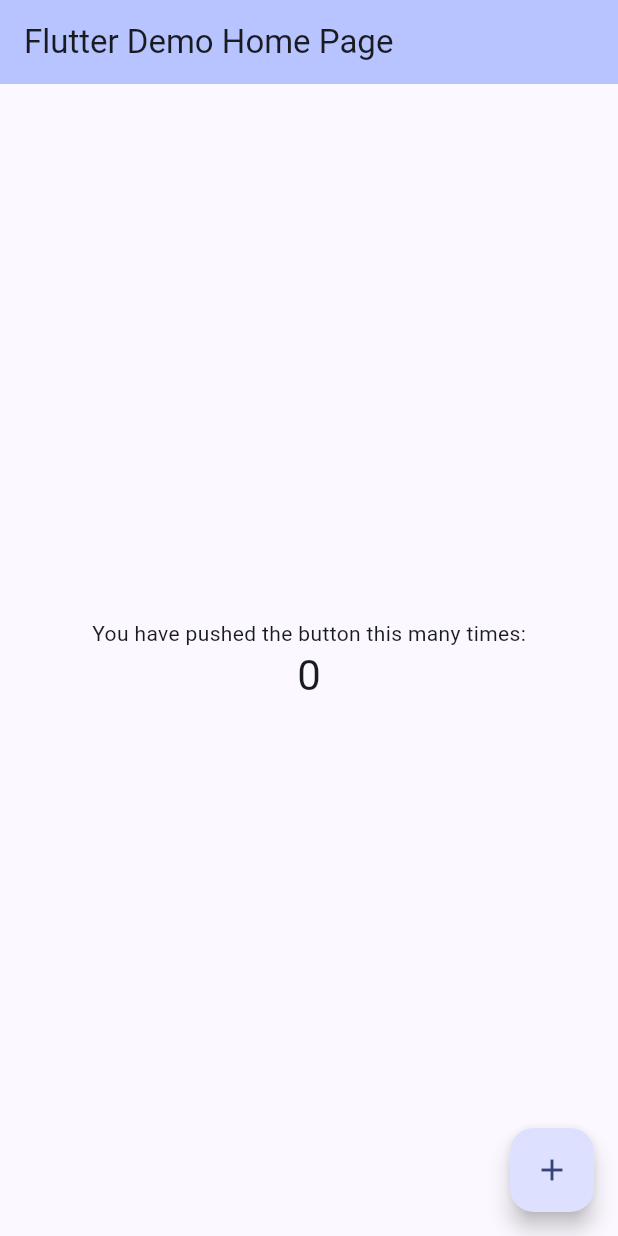
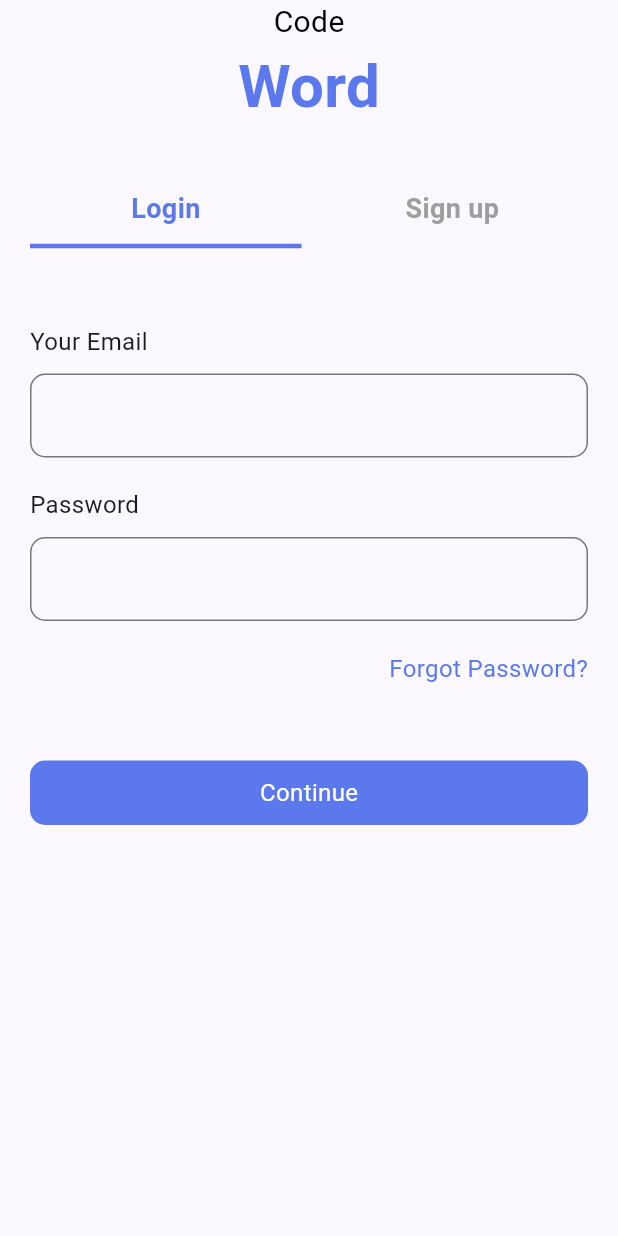
Before and after one commit to upes-open/CodeWord, a Flutter app: the screen it shows after launch, on a phone screen of 412 x 824 dp. Run offline on Flutter 3.47's test engine with Material 3 defaults, Android fonts, the phone set to English and light mode, and no system bars; our stand-ins replace firebase_core; accounts and stored records are empty.

Commit message:
Login screens completed

```diff
--- a/lib/main.dart
+++ b/lib/main.dart
@@ -1,4 +1,5 @@
 import 'package:codeword/firebase_options.dart';
+import 'package:codeword/views/login/login.dart';
 import 'package:firebase_core/firebase_core.dart';
 import 'package:flutter/material.dart';
 
@@ -19,83 +20,7 @@ class MyApp extends StatelessWidget {
       theme: ThemeData(
         colorScheme: ColorScheme.fromSeed(seedColor: Color(0xFF5B79EC)),
       ),
-      home: const MyHomePage(title: 'Flutter Demo Home Page'),
+      home: Login(),
     );
   }
 }
-
-class MyHomePage extends StatefulWidget {
-  const MyHomePage({super.key, required this.title});
-  final String title;
-
-  @override
-  State<MyHomePage> createState() => _MyHomePageState();
-}
-
-class _MyHomePageState extends State<MyHomePage> {
-  int _counter = 0;
-
-  void _incrementCounter() {
-    setState(() {
-      // This call to setState tells the Flutter framework that something has
-      // changed in this State, which causes it to rerun the build method below
-      // so that the display can reflect the updated values. If we changed
-      // _counter without calling setState(), then the build method would not be
-      // called again, and so nothing would appear to happen.
-      _counter++;
-    });
-  }
-
-  @override
-  Widget build(BuildContext context) {
-    // This method is rerun every time setState is called, for instance as done
-    // by the _incrementCounter method above.
-    //
-    // The Flutter framework has been optimized to make rerunning build methods
-    // fast, so that you can just rebuild anything that needs updating rather
-    // than having to individually change instances of widgets.
-    return Scaffold(
-      appBar: AppBar(
-        // TRY THIS: Try changing the color here to a specific color (to
-        // Colors.amber, perhaps?) and trigger a hot reload to see the AppBar
-        // change color while the other colors stay the same.
-        backgroundColor: Theme.of(context).colorScheme.inversePrimary,
-        // Here we take the value from the MyHomePage object that was created by
-        // the App.build method, and use it to set our appbar title.
-        title: Text(widget.title),
-      ),
-      body: Center(
-        // Center is a layout widget. It takes a single child and positions it
-        // in the middle of the parent.
-        child: Column(
-          // Column is also a layout widget. It takes a list of children and
-          // arranges them vertically. By default, it sizes itself to fit its
-          // children horizontally, and tries to be as tall as its parent.
-          //
-          // Column has various properties to control how it sizes itself and
-          // how it positions its children. Here we use mainAxisAlignment to
-          // center the children vertically; the main axis here is the vertical
-          // axis because Columns are vertical (the cross axis would be
-          // horizontal).
-          //
-          // TRY THIS: Invoke "debug painting" (choose the "Toggle Debug Paint"
-          // action in the IDE, or press "p" in the console), to see the
-          // wireframe for each widget.
-          mainAxisAlignment: MainAxisAlignment.center,
-          children: <Widget>[
-            const Text('You have pushed the button this many times:'),
-            Text(
-              '$_counter',
-              style: Theme.of(context).textTheme.headlineMedium,
-            ),
-          ],
-        ),
-      ),
-      floatingActionButton: FloatingActionButton(
-        onPressed: _incrementCounter,
-        tooltip: 'Increment',
-        child: const Icon(Icons.add),
-      ), // This trailing comma makes auto-formatting nicer for build methods.
-    );
-  }
-}
--- a/lib/views/login/login.dart
+++ b/lib/views/login/login.dart
@@ -0,0 +1,213 @@
+import 'package:flutter/material.dart';
+
+class Login extends StatefulWidget {
+  const Login({super.key});
+
+  @override
+  State<Login> createState() => _LoginState();
+}
+
+class _LoginState extends State<Login> {
+  bool isLogin = true;
+
+  @override
+  Widget build(BuildContext context) {
+    return Scaffold(
+      body: SafeArea(
+        child: SingleChildScrollView(
+          child: Padding(
+            padding: const EdgeInsets.symmetric(horizontal: 20),
+            child: Column(
+              crossAxisAlignment: CrossAxisAlignment.start,
+              children: [
+                Center(
+                  child: Text(
+                    "Code",
+                    style: TextStyle(color: Colors.black, fontSize: 20),
+                  ),
+                ),
+                Center(
+                  child: Text(
+                    "Word",
+                    style: TextStyle(
+                      color: Color(0xFF5B79EC),
+                      fontSize: 40,
+                      fontWeight: FontWeight.bold,
+                    ),
+                  ),
+                ),
+                SizedBox(height: 40),
+                Row(
+                  children: [
+                    Expanded(
+                      child: InkWell(
+                        onTap: () {
+                          setState(() {
+                            isLogin = true;
+                          });
+                        },
+                        child: Container(
+                          padding: EdgeInsets.only(bottom: 10),
+                          alignment: Alignment.center,
+                          decoration: BoxDecoration(
+                            border: Border(
+                              bottom: BorderSide(
+                                color:
+                                    isLogin
+                                        ? Color(0xFF5B79EC)
+                                        : Colors.transparent,
+                                width: 3,
+                              ),
+                            ),
+                          ),
+                          child: Text(
+                            "Login",
+                            style: TextStyle(
+                              fontSize: 18,
+                              fontWeight: FontWeight.bold,
+                              color: isLogin ? Color(0xFF5B79EC) : Colors.grey,
+                            ),
+                          ),
+                        ),
+                      ),
+                    ),
+                    SizedBox(width: 10),
+                    Expanded(
+                      child: InkWell(
+                        onTap: () {
+                          setState(() {
+                            isLogin = false;
+                          });
+                        },
+                        child: Container(
+                          padding: EdgeInsets.only(bottom: 10),
+                          alignment: Alignment.center,
+                          decoration: BoxDecoration(
+                            border: Border(
+                              bottom: BorderSide(
+                                color:
+                                    isLogin
+                                        ? Colors.transparent
+                                        : Color(0xFF5B79EC),
+                                width: 4,
+                              ),
+                            ),
+                          ),
+                          child: Text(
+                            "Sign up",
+                            style: TextStyle(
+                              fontSize: 18,
+                              fontWeight: FontWeight.bold,
+                              color: isLogin ? Colors.grey : Color(0xFF5B79EC),
+                            ),
+                          ),
+                        ),
+                      ),
+                    ),
+                  ],
+                ),
+                SizedBox(height: 50),
+                Visibility(
+                  visible: !isLogin,
+                  child: Column(
+                    crossAxisAlignment: CrossAxisAlignment.start,
+                    children: [
+                      Text("Your Name", style: TextStyle(fontSize: 16)),
+                      SizedBox(height: 10),
+                      TextField(
+                        decoration: InputDecoration(
+                          border: OutlineInputBorder(
+                            borderRadius: BorderRadius.circular(10),
+                          ),
+                        ),
+                      ),
+                      SizedBox(height: 20),
+                    ],
+                  ),
+                ),
+                Text("Your Email", style: TextStyle(fontSize: 16)),
+                SizedBox(height: 10),
+                TextField(
+                  decoration: InputDecoration(
+                    border: OutlineInputBorder(
+                      borderRadius: BorderRadius.circular(10),
+                    ),
+                  ),
+                ),
+                SizedBox(height: 20),
+                Text("Password", style: TextStyle(fontSize: 16)),
+                SizedBox(height: 10),
+                TextField(
+                  decoration: InputDecoration(
+                    border: OutlineInputBorder(
+                      borderRadius: BorderRadius.circular(10),
+                    ),
+                  ),
+                ),
+                SizedBox(height: 20),
+                Visibility(
+                  visible: isLogin,
+                  child: Row(
+                    mainAxisAlignment: MainAxisAlignment.end,
+                    children: [
+                      Text(
+                        "Forgot Password?",
+                        style: TextStyle(
+                          fontSize: 16,
+                          color: Color(0xFF5B79EC),
+                        ),
+                      ),
+                    ],
+                  ),
+                ),
+                Visibility(
+                  visible: !isLogin,
+                  child: Column(
+                    crossAxisAlignment: CrossAxisAlignment.start,
+                    children: [
+                      Text("Confirm Password", style: TextStyle(fontSize: 16)),
+                      SizedBox(height: 10),
+                      TextField(
+                        decoration: InputDecoration(
+                          border: OutlineInputBorder(
+                            borderRadius: BorderRadius.circular(10),
+                          ),
+                        ),
+                      ),
+                      SizedBox(height: 20),
+                      Row(
+                        mainAxisAlignment: MainAxisAlignment.end,
+                        children: [
+                          Text(
+                            "Forgot Password?",
+                            style: TextStyle(
+                              fontSize: 16,
+                              color: Color(0xFF5B79EC),
+                            ),
+                          ),
+                        ],
+                      ),
+                    ],
+                  ),
+                ),
+                Container(
+                  margin: EdgeInsets.only(top: 50),
+                  alignment: Alignment.center,
+                  padding: EdgeInsets.symmetric(vertical: 10),
+                  decoration: BoxDecoration(
+                    color: Color(0xFF5B79EC),
+                    borderRadius: BorderRadius.circular(10),
+                  ),
+                  child: Text(
+                    "Continue",
+                    style: TextStyle(color: Colors.white, fontSize: 16),
+                  ),
+                ),
+              ],
+            ),
+          ),
+        ),
+      ),
+    );
+  }
+}
```
